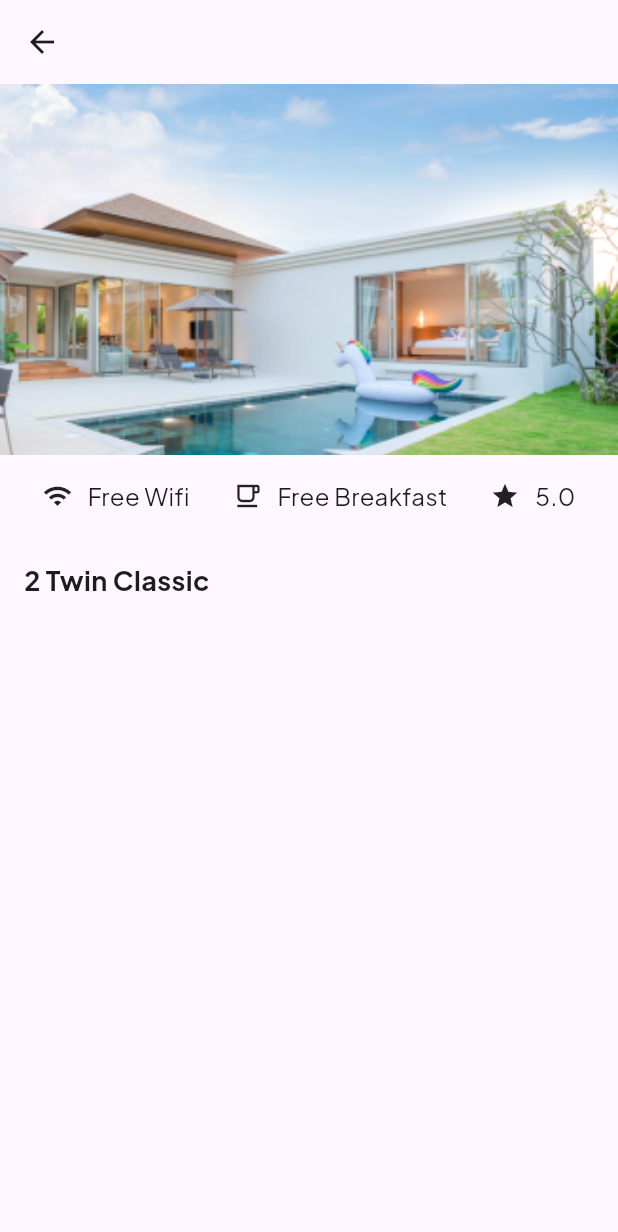
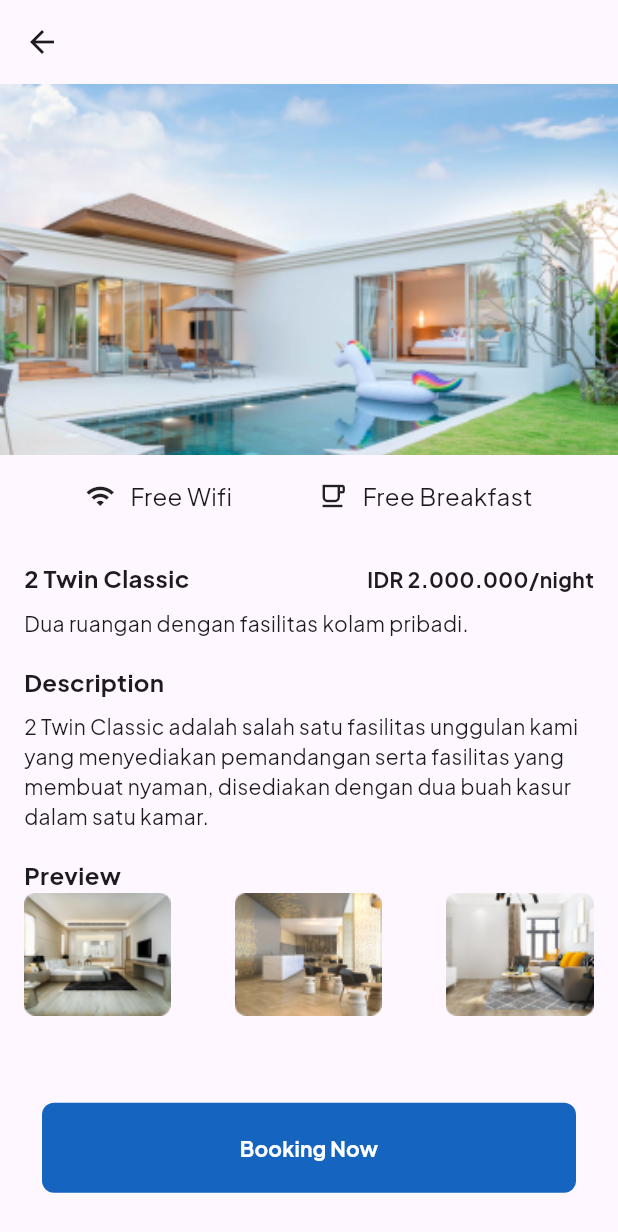
Before and after one commit to afyar08/frontend_hotel, a Flutter app: the DetailRoom screen opened directly with empty values, on a phone screen of 412 x 824 dp. Shown: the top 1232 px of the screen. Run offline on Flutter 3.47's test engine with Material 3 defaults, Android fonts, the phone set to English and light mode, and no system bars; our stand-ins replace shared_preferences, table_calendar; accounts and stored records are empty.

Commit message:
ini udh ada logput, full side bar, detail kamar

```diff
--- a/lib/pages/frontdesk/detail_room.dart
+++ b/lib/pages/frontdesk/detail_room.dart
@@ -42,20 +42,93 @@ class _DetailRoomState extends State<DetailRoom> {
                     icon: Icons.free_breakfast_outlined,
                     label: 'Free Breakfast',
                     spaceWidth: 10.0),
-                FeatureItem(icon: Icons.star, label: '5.0', spaceWidth: 10.0),
-                // Add more FeatureItem widgets for additional features
               ],
             ),
           ),
           // Description of the room
           Container(
-            padding: EdgeInsets.all(16), // Add some padding around the text
-            child: Text(
-              '2 Twin Classic',
-              style: TextStyle(fontSize: 18, fontWeight: FontWeight.bold),
-              textAlign: TextAlign.start,
-            ),
-          ),
+              padding: EdgeInsets.all(16), // Add some padding around the text
+              child: Column(
+                crossAxisAlignment: CrossAxisAlignment.start,
+                children: <Widget>[
+                  Row(
+                    mainAxisAlignment: MainAxisAlignment.spaceBetween,
+                    children: <Widget>[
+                      Text(
+                        '2 Twin Classic',
+                        style: TextStyle(
+                        fontSize: 16, fontWeight: FontWeight.bold),
+                        textAlign: TextAlign.start,
+                      ),
+                      Text(
+                        'IDR 2.000.000/night',
+                        style: TextStyle(
+                            fontSize: 14, fontWeight: FontWeight.bold),
+                        textAlign: TextAlign.start,
+                      ),
+                    ],
+                  ),
+                  SizedBox(height: 8, ),
+                  Text('Dua ruangan dengan fasilitas kolam pribadi.'),
+                  SizedBox(height: 18, ),
+                  Text(
+                    'Description',
+                    style: TextStyle(
+                    fontSize: 16, fontWeight: FontWeight.bold),
+                    textAlign: TextAlign.start,
+                    ),
+                  SizedBox(height: 8, ),
+                  Text(
+                    '2 Twin Classic adalah salah satu fasilitas unggulan kami yang menyediakan pemandangan serta fasilitas yang membuat nyaman, disediakan dengan dua buah kasur dalam satu kamar.'
+                    ),
+                  SizedBox(height: 18, ),
+                  Text(
+                    'Preview',
+                    style: TextStyle(
+                    fontSize: 16, fontWeight: FontWeight.bold),
+                    textAlign: TextAlign.start,
+                    ),
+                    Row(
+                      mainAxisAlignment: MainAxisAlignment.spaceBetween,
+                      children: <Widget>[
+                        Container(
+                          child: Image.asset('assets/images/prv.png'),
+                        ),
+                        Container(
+                          child: Image.asset('assets/images/prv2.png'),
+                        ),
+                        Container(
+                          child: Image.asset('assets/images/prv3.png'),
+                        )
+                      ],
+                    ),
+
+                    SizedBox(height: 50),
+                    TextButton(
+                  //buat next
+                    onPressed: () {
+                      // Navigator.push(
+                      //   context,
+                      //   MaterialPageRoute(builder: (context) => ()),
+                      // );
+                    },
+                    child: Container(
+                      alignment: Alignment.center,
+                      child: Text(
+                        'Booking Now',
+                        style: TextStyle(
+                            color: Colors.white, fontWeight: FontWeight.bold),
+                      ),
+
+                      padding: EdgeInsets.fromLTRB(
+                          100, 20, 100, 20), // jarak ke dalam
+                      decoration: BoxDecoration(
+                        color: Colors.blue[800],
+                        borderRadius: BorderRadius.all(Radius.circular(8)),
+                      ),
+                    ))
+                ],
+              )),
         ],
       ),
     );
--- a/lib/splash_screen.dart
+++ b/lib/splash_screen.dart
@@ -1,5 +1,6 @@
 import 'package:flutter/material.dart';
 import 'package:flutter/services.dart';
+import 'package:frontend_hotel/pages/frontdesk/detail_room.dart';
 import 'package:frontend_hotel/pages/home.dart';
 import 'package:frontend_hotel/pages/home1.dart';
 import 'package:frontend_hotel/pages/login/frontoffice.dart';
@@ -21,7 +22,7 @@ class _SplashScreenState extends State<SplashScreen> {
     Future.delayed(const Duration(seconds: 2), () {
       //ini atur waktu gesss buat splashnyaaaaaaa
       Navigator.of(context)
-          .pushReplacement(MaterialPageRoute(builder: (_) => const Home1()));
+          .pushReplacement(MaterialPageRoute(builder: (_) => const Home1())); //Home()
     });
   }
 
--- a/pubspec.yaml
+++ b/pubspec.yaml
@@ -71,6 +71,9 @@ flutter:
     - assets/images/lock.png
     - assets/images/approved.png
     - assets/images/kamar.png
+    - assets/images/prv.png
+    - assets/images/prv2.png
+    - assets/images/prv3.png
   #   - images/a_dot_ham.jpeg
 
   # An image asset can refer to one or more resolution-specific "variants", see
```
Also changed, not shown: lib/pages/frontdesk/available_status.dart (added, +15 -0 lines), lib/pages/frontdesk/frontdesk_dashboard.dart (+76 -2 lines), lib/pages/frontdesk/housekeeping.dart (added, +15 -0 lines), lib/pages/frontdesk/inhouse_guest.dart (added, +15 -0 lines), lib/pages/frontdesk/reserved_status.dart (added, +15 -0 lines), assets/images/prv.png (added), assets/images/prv2.png (added), assets/images/prv3.png (added).
